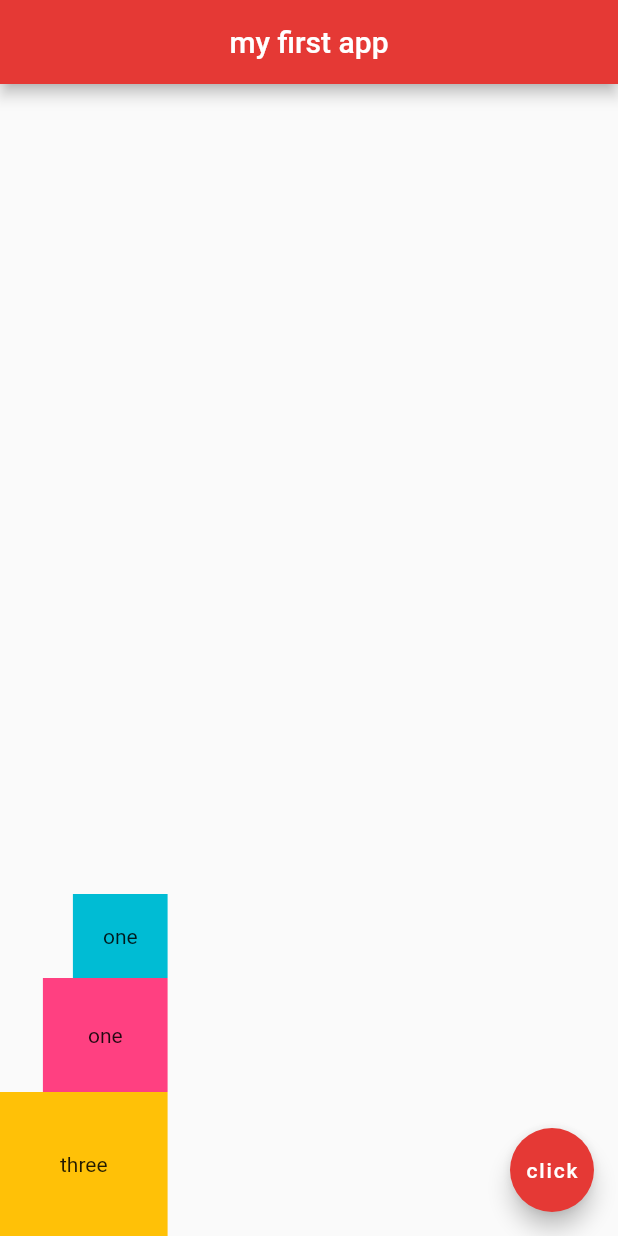
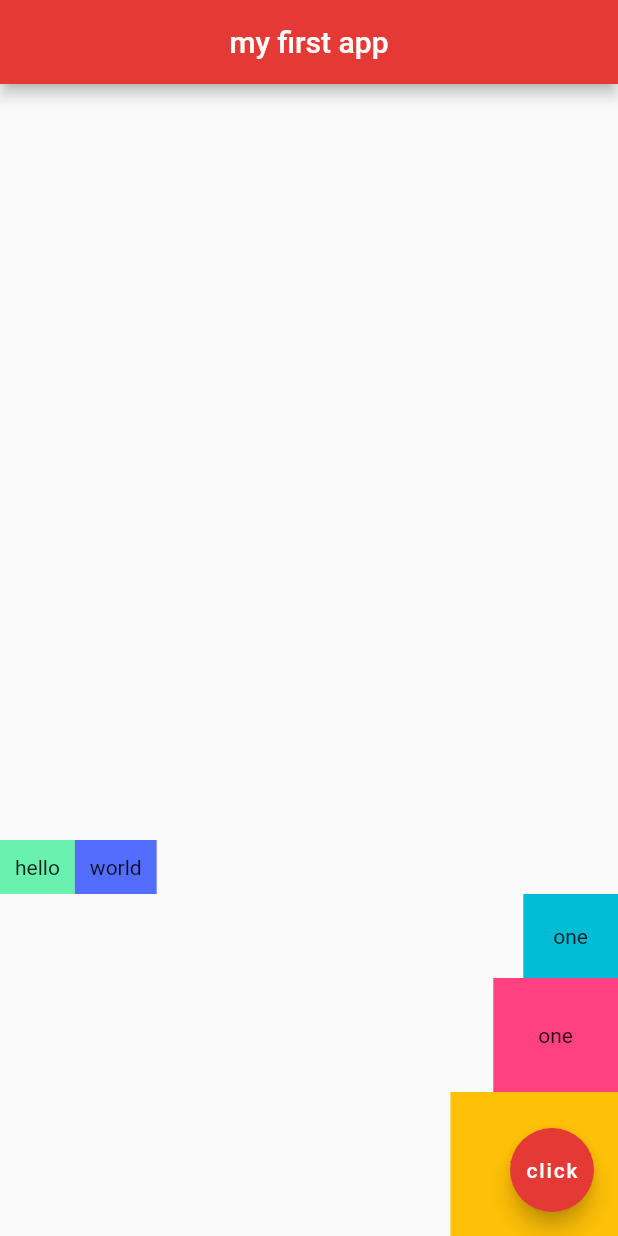
Before and after one commit to MechaChen/theNetNinja_Flutter, a Flutter app: the screen it shows after launch, on a phone screen of 412 x 824 dp. Run offline on Flutter 3.47's test engine with Material 2 defaults, Android fonts, the phone set to English and light mode, and no system bars.

Commit message:
12. Columns - Combined with Rows

```diff
--- a/lib/main.dart
+++ b/lib/main.dart
@@ -18,6 +18,20 @@ class Home extends StatelessWidget {
         mainAxisAlignment: MainAxisAlignment.end,
         crossAxisAlignment: CrossAxisAlignment.end,
         children: <Widget>[
+          Row(
+            children: <Widget>[
+              Container(
+                padding: EdgeInsets.all(10.0),
+                color: Colors.greenAccent,
+                child: Text('hello'),
+              ),
+              Container(
+                padding: EdgeInsets.all(10.0),
+                color: Colors.indigoAccent,
+                child: Text('world'),
+              ),
+            ],
+          ),
           Container(
             padding: EdgeInsets.all(20.0),
             color: Colors.cyan,
```
